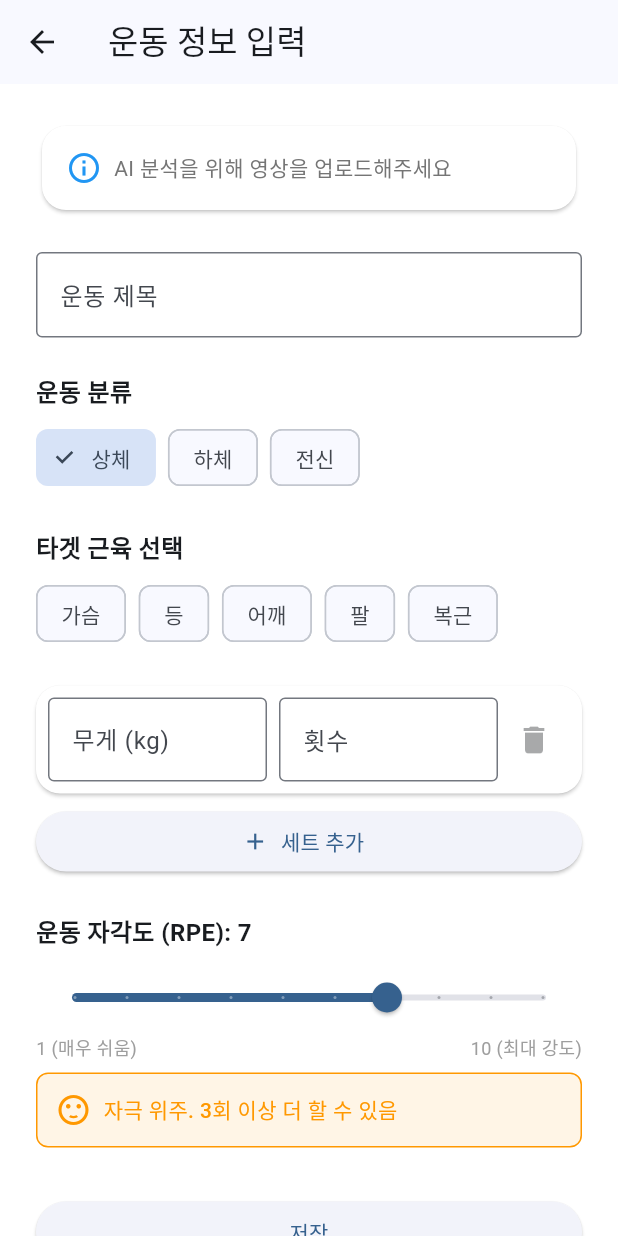
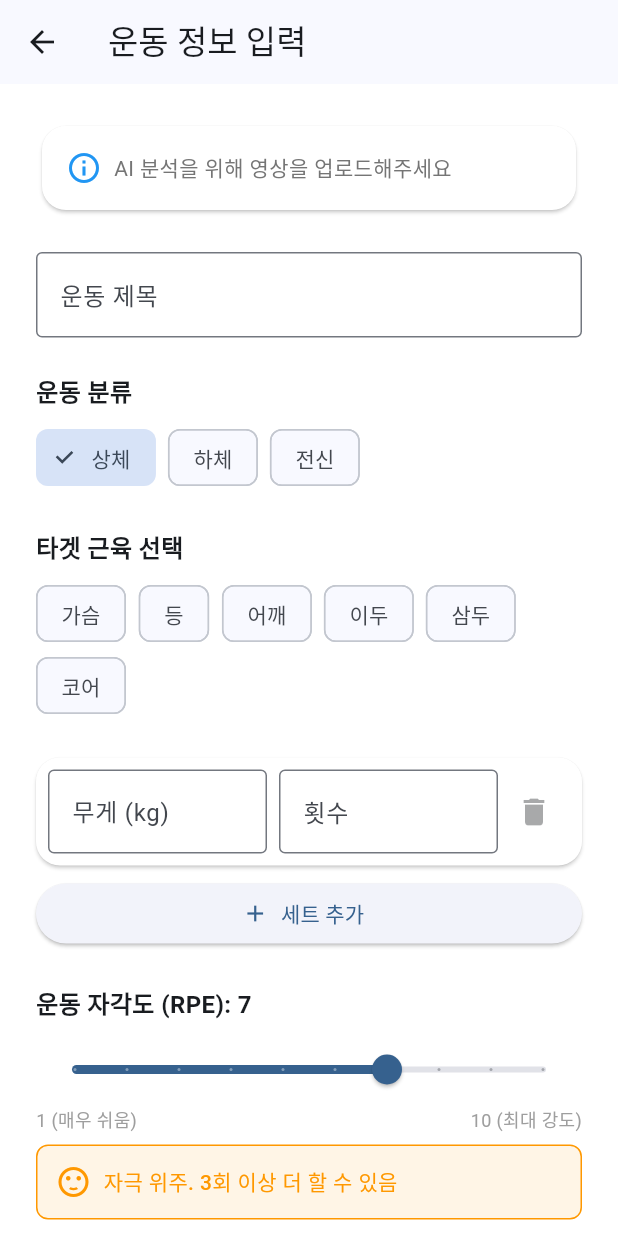
Before and after one commit to soonminkwon9890/mucleloggg98, a Flutter app: the ExerciseInputScreen screen opened directly, after a tap on "상체", on a phone screen of 412 x 824 dp. Run offline on Flutter 3.47's test engine with Material 3 defaults, Android fonts, the phone set to English and light mode, and no system bars; our stand-ins replace fl_chart, flutter_dotenv, flutter_riverpod, freezed_annotation, google_generative_ai, google_sign_in and 6 more; missing offline and left inert: purchases_flutter, video_compress; accounts and stored records are empty.

Commit message:
직접 운동 추가하기 타켓 부위 추가

```diff
--- a/lib/presentation/screens/exercise/exercise_input_screen.dart
+++ b/lib/presentation/screens/exercise/exercise_input_screen.dart
@@ -65,8 +65,8 @@ class _ExerciseInputScreenState extends ConsumerState<ExerciseInputScreen> {
   }
 
   static const Map<BodyPart, List<String>> _targetMusclesByBodyPart = {
-    BodyPart.upper: ['가슴', '등', '어깨', '팔', '복근'],
-    BodyPart.lower: ['대퇴사두(앞)', '햄스트링(뒤)', '둔근(힙)'],
+    BodyPart.upper: ['가슴', '등', '어깨', '이두', '삼두', '코어'],
+    BodyPart.lower: ['대퇴사두(앞)', '햄스트링(뒤)', '둔근(힙)', '종아리'],
     BodyPart.full: [], // 전신은 하위 선택 없음
   };
 
--- a/lib/presentation/screens/management/tabs/exercise_library_tab.dart
+++ b/lib/presentation/screens/management/tabs/exercise_library_tab.dart
@@ -36,9 +36,17 @@ class _ExerciseLibraryTabState extends ConsumerState<ExerciseLibraryTab>
 
   // 부위별 세부 필터 칩 목록
   static const Map<BodyPart, List<String>> _subPartChips = {
-    BodyPart.upper: ['전체', '가슴', '등', '어깨', '팔', '이두', '삼두', '코어'],
-    BodyPart.lower: ['전체', '대퇴사두', '햄스트링', '둔근', '종아리'],
+    BodyPart.upper: ['전체', '가슴', '등', '어깨', '이두', '삼두', '코어'],
+    BodyPart.lower: ['전체', '대퇴사두(앞)', '햄스트링(뒤)', '둔근(힙)', '종아리'],
     BodyPart.full: ['전체'],
+  };
+
+  // [Legacy Compatibility] 구버전 데이터 매핑
+  // 기존 DB에 '팔', '복근'으로 저장된 데이터를 새 필터로도 검색 가능하게 함
+  static const Map<String, List<String>> _legacyMuscleMapping = {
+    '이두': ['이두', '팔'],      // '이두' 필터 → '이두' 또는 '팔' 포함 시 매칭
+    '삼두': ['삼두', '팔'],      // '삼두' 필터 → '삼두' 또는 '팔' 포함 시 매칭
+    '코어': ['코어', '복근'],    // '코어' 필터 → '코어' 또는 '복근' 포함 시 매칭
   };
 
   @override
@@ -68,7 +76,7 @@ class _ExerciseLibraryTabState extends ConsumerState<ExerciseLibraryTab>
     super.dispose();
   }
 
-  /// [Smart Filter] 검색어 + 세부 부위 필터 적용
+  /// [Smart Filter] 검색어 + 세부 부위 필터 적용 (Legacy 호환 포함)
   List<ExerciseBaseline> _filterBaselines(List<ExerciseBaseline> baselines) {
     return baselines.where((baseline) {
       // 1. 메인 부위 필터 (탭 기준)
@@ -85,19 +93,26 @@ class _ExerciseLibraryTabState extends ConsumerState<ExerciseLibraryTab>
         return false;
       }
 
-      // 3. 세부 부위 필터 (MULTI-TARGET 지원: contains 사용)
+      // 3. 세부 부위 필터 (MULTI-TARGET 지원 + Legacy 호환)
       if (_selectedSubPart == '전체') {
         return true;
       }
 
       // targetMuscles 리스트에서 선택된 세부 부위를 포함하는지 확인
       final targetMuscles = baseline.targetMuscles ?? [];
+
+      // [Legacy Compatibility] 레거시 매핑이 있는 경우 해당 키워드들도 함께 검색
+      final searchKeywords = _legacyMuscleMapping[_selectedSubPart] ?? [_selectedSubPart];
+
       final matchesSubPart = targetMuscles.any((muscle) {
-        // 근육명이 선택된 필터를 포함하는지 (부분 매칭)
         final normalizedMuscle = muscle.replaceAll(' ', '').toLowerCase();
-        final normalizedSubPart = _selectedSubPart.replaceAll(' ', '').toLowerCase();
-        return normalizedMuscle.contains(normalizedSubPart) ||
-               normalizedSubPart.contains(normalizedMuscle);
+        // 모든 검색 키워드 중 하나라도 매칭되면 true
+        return searchKeywords.any((keyword) {
+          final normalizedKeyword = keyword.replaceAll(' ', '').toLowerCase();
+          // 부분 매칭: '대퇴사두(앞)' 필터가 '대퇴사두' 데이터와 매칭되도록
+          return normalizedMuscle.contains(normalizedKeyword) ||
+                 normalizedKeyword.contains(normalizedMuscle);
+        });
       });
 
       return matchesSubPart;
--- a/lib/presentation/widgets/workout/exercise_add_panel.dart
+++ b/lib/presentation/widgets/workout/exercise_add_panel.dart
@@ -24,8 +24,8 @@ class _ExerciseAddPanelState extends ConsumerState<ExerciseAddPanel> {
   DateTime _selectedDate = DateTime.now();
 
   static const Map<BodyPart, List<String>> _targetMusclesByBodyPart = {
-    BodyPart.upper: ['가슴', '등', '어깨', '팔', '복근'],
-    BodyPart.lower: ['대퇴사두(앞)', '햄스트링(뒤)', '둔근(힙)'],
+    BodyPart.upper: ['가슴', '등', '어깨', '이두', '삼두', '코어'],
+    BodyPart.lower: ['대퇴사두(앞)', '햄스트링(뒤)', '둔근(힙)', '종아리'],
     BodyPart.full: [], // 전신은 하위 선택 없음
   };
 
--- a/pubspec.yaml
+++ b/pubspec.yaml
@@ -1,7 +1,7 @@
 name: musclelog
 description: AI Progressive Overload Coaching App
 publish_to: "none"
-version: 1.0.0+19
+version: 1.0.0+20
 
 environment:
   sdk: ">=3.2.0 <4.0.0"
```
